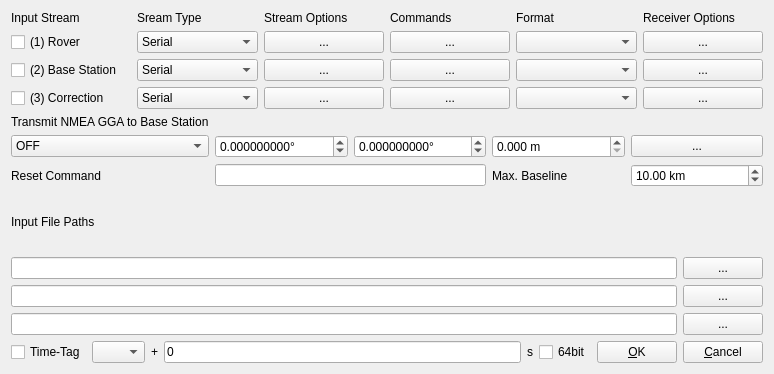
Qt form app/qtapp/rtknavi_qt/instrdlg.ui (lhuisman/myRTKLIB) before a commit.
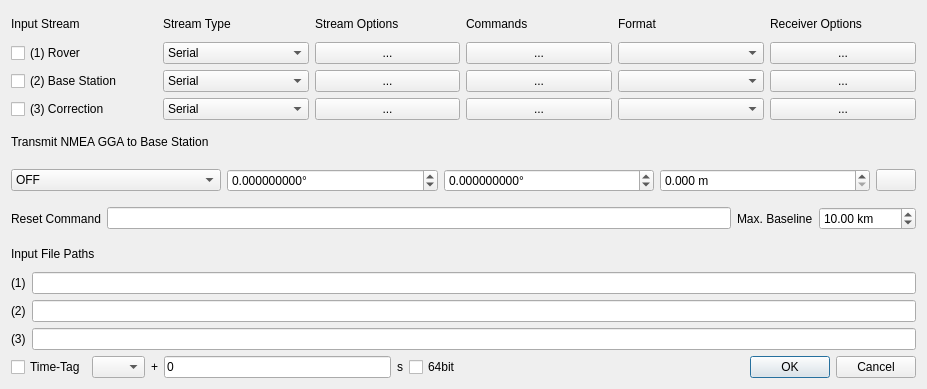
The same form after that commit. Icons and pictures are not drawn.

```diff
--- a/app/qtapp/rtknavi_qt/instrdlg.ui
+++ b/app/qtapp/rtknavi_qt/instrdlg.ui
@@ -6,8 +6,8 @@
    <rect>
     <x>0</x>
     <y>0</y>
-    <width>774</width>
-    <height>374</height>
+    <width>927</width>
+    <height>389</height>
    </rect>
   </property>
   <property name="windowTitle">
@@ -17,8 +17,8 @@
    <string/>
   </property>
   <layout class="QGridLayout" name="gridLayout">
-   <item row="13" column="0">
-    <widget class="QWidget" name="widget_3" native="true">
+   <item row="14" column="0">
+    <widget class="QWidget" name="panelTags" native="true">
      <layout class="QGridLayout" name="gridLayout_4">
       <property name="leftMargin">
        <number>0</number>
@@ -33,7 +33,7 @@
        <number>0</number>
       </property>
       <item row="0" column="1">
-       <widget class="QComboBox" name="cBTimeSpeedL">
+       <widget class="QComboBox" name="cBTimeSpeed">
         <property name="toolTip">
          <string>Select the replay speed (required time-tag file)</string>
         </property>
@@ -80,7 +80,7 @@
        </widget>
       </item>
       <item row="0" column="3">
-       <widget class="QLineEdit" name="lETimeStartE">
+       <widget class="QLineEdit" name="lETimeStart">
         <property name="toolTip">
          <string>Specify the start time for replay</string>
         </property>
@@ -91,16 +91,13 @@
       </item>
       <item row="0" column="2">
        <widget class="QLabel" name="lblF3">
-        <property name="toolTip">
-         <string/>
-        </property>
         <property name="text">
          <string>+</string>
         </property>
        </widget>
       </item>
       <item row="0" column="0">
-       <widget class="QCheckBox" name="cBTimeTagC">
+       <widget class="QCheckBox" name="cBTimeTag">
         <property name="toolTip">
          <string>Enable time-tag replay</string>
         </property>
@@ -129,81 +126,84 @@
      </layout>
     </widget>
    </item>
-   <item row="13" column="1">
-    <widget class="QPushButton" name="btnOk">
-     <property name="toolTip">
-      <string>Accept changes</string>
-     </property>
-     <property name="text">
-      <string>&amp;OK</string>
-     </property>
-     <property name="autoDefault">
-      <bool>true</bool>
-     </property>
-    </widget>
-   </item>
-   <item row="13" column="2">
-    <widget class="QPushButton" name="btnCancel">
-     <property name="toolTip">
-      <string>Cancel</string>
-     </property>
+   <item row="9" column="0" colspan="2">
+    <widget class="QWidget" name="PanelInputs" native="true">
+     <layout class="QGridLayout" name="gridLayout_6">
+      <property name="leftMargin">
+       <number>0</number>
+      </property>
+      <property name="topMargin">
+       <number>0</number>
+      </property>
+      <property name="rightMargin">
+       <number>0</number>
+      </property>
+      <property name="bottomMargin">
+       <number>0</number>
+      </property>
+      <item row="1" column="0">
+       <widget class="QLabel" name="label">
      <property name="text">
-      <string>&amp;Cancel</string>
+         <string>(1)</string>
      </property>
     </widget>
    </item>
-   <item row="11" column="2">
-    <widget class="QPushButton" name="btnFile3">
-     <property name="toolTip">
-      <string>Select correction data file</string>
-     </property>
-     <property name="text">
-      <string>...</string>
-     </property>
-    </widget>
-   </item>
-   <item row="11" column="0" colspan="2">
-    <widget class="QLineEdit" name="lEFilePath3">
-     <property name="toolTip">
-      <string>Specify file name for correction data</string>
-     </property>
-    </widget>
-   </item>
-   <item row="10" column="0" colspan="2">
+      <item row="2" column="1">
     <widget class="QLineEdit" name="lEFilePath2">
      <property name="toolTip">
       <string>Specify file name for base station data</string>
      </property>
     </widget>
    </item>
-   <item row="10" column="2">
-    <widget class="QPushButton" name="btnFile2">
+      <item row="3" column="1">
+       <widget class="QLineEdit" name="lEFilePath3">
      <property name="toolTip">
-      <string>Select base station data file</string>
-     </property>
+         <string>Specify file name for correction data</string>
+        </property>
+       </widget>
+      </item>
+      <item row="2" column="0">
+       <widget class="QLabel" name="label_2">
      <property name="text">
-      <string>...</string>
+         <string>(2)</string>
      </property>
     </widget>
    </item>
-   <item row="9" column="2">
-    <widget class="QPushButton" name="btnFile1">
+      <item row="3" column="0">
+       <widget class="QLabel" name="label_3">
+        <property name="text">
+         <string>(3)</string>
+        </property>
+       </widget>
+      </item>
+      <item row="0" column="0" colspan="2">
+       <widget class="QLabel" name="lblF1">
      <property name="toolTip">
-      <string>Select rover data file</string>
+         <string/>
      </property>
      <property name="text">
-      <string>...</string>
+         <string>Input File Paths</string>
      </property>
     </widget>
    </item>
-   <item row="9" column="0" colspan="2">
+      <item row="1" column="1">
     <widget class="QLineEdit" name="lEFilePath1">
      <property name="toolTip">
       <string>Specify file name for rover data</string>
      </property>
     </widget>
    </item>
-   <item row="1" column="0" colspan="3">
+     </layout>
+    </widget>
+   </item>
+   <item row="14" column="1">
+    <widget class="QDialogButtonBox" name="buttonBox">
+     <property name="standardButtons">
+      <set>QDialogButtonBox::Cancel|QDialogButtonBox::Ok</set>
+     </property>
+    </widget>
+   </item>
+   <item row="1" column="0" colspan="2">
     <widget class="QWidget" name="widget_2" native="true">
      <layout class="QGridLayout" name="gridLayout_3">
       <property name="leftMargin">
@@ -218,7 +218,29 @@
       <property name="bottomMargin">
        <number>0</number>
       </property>
-      <item row="1" column="3">
+      <item row="0" column="0">
+       <widget class="QLabel" name="lblNmea">
+        <property name="text">
+         <string>Transmit NMEA GGA to Base Station</string>
+        </property>
+       </widget>
+      </item>
+      <item row="1" column="0">
+       <widget class="QWidget" name="widget" native="true">
+        <layout class="QGridLayout" name="gridLayout_5">
+         <property name="leftMargin">
+          <number>0</number>
+         </property>
+         <property name="topMargin">
+          <number>0</number>
+         </property>
+         <property name="rightMargin">
+          <number>0</number>
+         </property>
+         <property name="bottomMargin">
+          <number>0</number>
+         </property>
+         <item row="0" column="3">
        <widget class="QDoubleSpinBox" name="sBNmeaPosition3">
         <property name="toolTip">
          <string>Height to send to base station</string>
@@ -234,29 +256,7 @@
         </property>
        </widget>
       </item>
-      <item row="1" column="0">
-       <widget class="QComboBox" name="cBNmeaReqL">
-        <property name="toolTip">
-         <string>Transmit the approximate position of the rover to the base station</string>
-        </property>
-        <item>
-         <property name="text">
-          <string>OFF</string>
-         </property>
-        </item>
-        <item>
-         <property name="text">
-          <string>Latitude/Longitude</string>
-         </property>
-        </item>
-        <item>
-         <property name="text">
-          <string>Single Solution</string>
-         </property>
-        </item>
-       </widget>
-      </item>
-      <item row="1" column="1">
+         <item row="0" column="1">
        <widget class="QDoubleSpinBox" name="sBNmeaPosition1">
         <property name="toolTip">
          <string>Latitude to send to base station</string>
@@ -275,7 +275,7 @@
         </property>
        </widget>
       </item>
-      <item row="1" column="2">
+         <item row="0" column="2">
        <widget class="QDoubleSpinBox" name="sBNmeaPosition2">
         <property name="toolTip">
          <string>Longitude to send to base station</string>
@@ -295,40 +295,84 @@
        </widget>
       </item>
       <item row="0" column="0">
-       <widget class="QLabel" name="lblNmea">
+          <widget class="QComboBox" name="cBNmeaRequestType">
         <property name="toolTip">
-         <string/>
-        </property>
+            <string>Transmit the approximate position of the rover to the base station</string>
+           </property>
+           <item>
         <property name="text">
-         <string>Transmit NMEA GGA to Base Station</string>
-        </property>
-       </widget>
-      </item>
-      <item row="2" column="0">
-       <widget class="QLabel" name="lblResetCmd">
+             <string>OFF</string>
+            </property>
+           </item>
+           <item>
         <property name="text">
-         <string>Reset Command</string>
-        </property>
-       </widget>
-      </item>
-      <item row="1" column="4">
+             <string>Latitude/Longitude</string>
+            </property>
+           </item>
+           <item>
+            <property name="text">
+             <string>Single Solution</string>
+            </property>
+           </item>
+          </widget>
+         </item>
+         <item row="0" column="4">
        <widget class="QPushButton" name="btnPosition">
+           <property name="sizePolicy">
+            <sizepolicy hsizetype="Fixed" vsizetype="Fixed">
+             <horstretch>0</horstretch>
+             <verstretch>0</verstretch>
+            </sizepolicy>
+           </property>
         <property name="toolTip">
          <string>Select rover position from station list</string>
         </property>
-        <property name="text">
-         <string>...</string>
+           <property name="icon">
+            <iconset resource="../icon/resources.qrc">
+             <normaloff>:/buttons/ori</normaloff>:/buttons/ori</iconset>
         </property>
        </widget>
       </item>
-      <item row="2" column="3">
+        </layout>
+       </widget>
+      </item>
+      <item row="3" column="0">
+       <widget class="QWidget" name="widget_3" native="true">
+        <layout class="QGridLayout" name="gridLayout_7">
+         <property name="leftMargin">
+          <number>0</number>
+         </property>
+         <property name="topMargin">
+          <number>0</number>
+         </property>
+         <property name="rightMargin">
+          <number>0</number>
+         </property>
+         <property name="bottomMargin">
+          <number>0</number>
+         </property>
+         <item row="0" column="2">
        <widget class="QLabel" name="lblMaxBaseLine">
         <property name="text">
          <string>Max. Baseline</string>
         </property>
        </widget>
       </item>
-      <item row="2" column="4">
+         <item row="0" column="0">
+          <widget class="QLabel" name="lblResetCmd">
+           <property name="text">
+            <string>Reset Command</string>
+           </property>
+          </widget>
+         </item>
+         <item row="0" column="1">
+          <widget class="QLineEdit" name="lEResetCmd">
+           <property name="toolTip">
+            <string>Reset command to send when max. baseline is reached</string>
+           </property>
+          </widget>
+         </item>
+         <item row="0" column="3">
        <widget class="QDoubleSpinBox" name="sBMaxBaseLine">
         <property name="toolTip">
          <string>Maximum baseline which will trigger the reset command to be executed</string>
@@ -344,18 +388,14 @@
         </property>
        </widget>
       </item>
-      <item row="2" column="1" colspan="2">
-       <widget class="QLineEdit" name="lEResetCmd">
-        <property name="toolTip">
-         <string>Reset command to send when max. baseline is reached</string>
-        </property>
+        </layout>
        </widget>
       </item>
      </layout>
     </widget>
    </item>
-   <item row="0" column="0" colspan="3">
-    <widget class="QWidget" name="widget" native="true">
+   <item row="0" column="0" colspan="2">
+    <widget class="QWidget" name="panelStream" native="true">
      <layout class="QGridLayout" name="gridLayout_2">
       <property name="leftMargin">
        <number>0</number>
@@ -369,13 +409,122 @@
       <property name="bottomMargin">
        <number>0</number>
       </property>
+      <item row="0" column="5">
+       <widget class="QLabel" name="Label1">
+        <property name="toolTip">
+         <string/>
+        </property>
+        <property name="text">
+         <string>Receiver Options</string>
+        </property>
+       </widget>
+      </item>
       <item row="0" column="1">
        <widget class="QLabel" name="Label5">
         <property name="toolTip">
          <string/>
         </property>
         <property name="text">
-         <string>Sream Type</string>
+         <string>Stream Type</string>
+        </property>
+       </widget>
+      </item>
+      <item row="2" column="2">
+       <widget class="QPushButton" name="btnStream2">
+        <property name="toolTip">
+         <string>Select options for the base station data stream</string>
+        </property>
+        <property name="text">
+         <string>...</string>
+        </property>
+       </widget>
+      </item>
+      <item row="3" column="1">
+       <widget class="QComboBox" name="cBStream3">
+        <property name="toolTip">
+         <string>Select input stream type for corrections</string>
+        </property>
+        <item>
+         <property name="text">
+          <string>Serial</string>
+         </property>
+        </item>
+        <item>
+         <property name="text">
+          <string>TCP Client</string>
+         </property>
+        </item>
+        <item>
+         <property name="text">
+          <string>TCP Server</string>
+         </property>
+        </item>
+        <item>
+         <property name="text">
+          <string>NTRIP Client</string>
+         </property>
+        </item>
+        <item>
+         <property name="text">
+          <string>File</string>
+         </property>
+        </item>
+        <item>
+         <property name="text">
+          <string>FTP</string>
+         </property>
+        </item>
+        <item>
+         <property name="text">
+          <string>HTTP</string>
+         </property>
+        </item>
+       </widget>
+      </item>
+      <item row="3" column="3">
+       <widget class="QPushButton" name="btnCmd3">
+        <property name="toolTip">
+         <string>Specify additional commands for the correction data stream</string>
+        </property>
+        <property name="text">
+         <string>...</string>
+        </property>
+       </widget>
+      </item>
+      <item row="1" column="3">
+       <widget class="QPushButton" name="btnCmd1">
+        <property name="toolTip">
+         <string>Specify additional commands for the rover</string>
+        </property>
+        <property name="text">
+         <string>...</string>
+        </property>
+       </widget>
+      </item>
+      <item row="0" column="4">
+       <widget class="QLabel" name="Label7">
+        <property name="toolTip">
+         <string/>
+        </property>
+        <property name="text">
+         <string>Format</string>
+        </property>
+       </widget>
+      </item>
+      <item row="3" column="5">
+       <widget class="QPushButton" name="btnReceiverOptions3">
+        <property name="toolTip">
+         <string>Define additional options for the receiver</string>
+        </property>
+        <property name="text">
+         <string>...</string>
+        </property>
+       </widget>
+      </item>
+      <item row="2" column="4">
+       <widget class="QComboBox" name="cBFormat2">
+        <property name="toolTip">
+         <string>Select base station data stream format</string>
         </property>
        </widget>
       </item>
@@ -389,7 +538,14 @@
         </property>
        </widget>
       </item>
-      <item row="3" column="3">
+      <item row="3" column="4">
+       <widget class="QComboBox" name="cBFormat3">
+        <property name="toolTip">
+         <string>Select correction data stream format</string>
+        </property>
+       </widget>
+      </item>
+      <item row="2" column="3">
        <widget class="QPushButton" name="btnCmd2">
         <property name="toolTip">
          <string>Specify additional commands for the base station</string>
@@ -399,34 +555,49 @@
         </property>
        </widget>
       </item>
-      <item row="3" column="4">
-       <widget class="QComboBox" name="cBFormat2">
+      <item row="1" column="1">
+       <widget class="QComboBox" name="cBStream1">
         <property name="toolTip">
-         <string>Select base station data stream format</string>
+         <string>Select input stream type for rover</string>
         </property>
-       </widget>
-      </item>
-      <item row="3" column="0">
-       <widget class="QCheckBox" name="cBStreamC2">
-        <property name="toolTip">
-         <string>Activate data input stream for the base station</string>
-        </property>
+        <item>
+         <property name="text">
+          <string>Serial</string>
+         </property>
+        </item>
+        <item>
+         <property name="text">
+          <string>TCP Client</string>
+         </property>
+        </item>
+        <item>
         <property name="text">
-         <string>(2) Base Station</string>
-        </property>
+          <string>TCP Server</string>
+         </property>
+        </item>
+        <item>
+         <property name="text">
+          <string>NTRIP Client</string>
+         </property>
+        </item>
+        <item>
+         <property name="text">
+          <string>File</string>
+         </property>
+        </item>
        </widget>
       </item>
-      <item row="4" column="0">
-       <widget class="QCheckBox" name="cBStreamC3">
+      <item row="0" column="0">
+       <widget class="QLabel" name="Label10">
         <property name="toolTip">
-         <string>Activate data input stream for additional corrections</string>
+         <string/>
         </property>
         <property name="text">
-         <string>(3) Correction</string>
+         <string>Input Stream</string>
         </property>
        </widget>
       </item>
-      <item row="2" column="0">
+      <item row="1" column="0">
        <widget class="QCheckBox" name="cBStreamC1">
         <property name="toolTip">
          <string>Activate data input stream for the rover</string>
@@ -436,14 +607,7 @@
         </property>
        </widget>
       </item>
-      <item row="4" column="4">
-       <widget class="QComboBox" name="cBFormat3">
-        <property name="toolTip">
-         <string>Select correction data stream format</string>
-        </property>
-       </widget>
-      </item>
-      <item row="2" column="2">
+      <item row="1" column="2">
        <widget class="QPushButton" name="btnStream1">
         <property name="toolTip">
          <string>Select options for the rover data stream</string>
@@ -453,167 +617,61 @@
         </property>
        </widget>
       </item>
-      <item row="4" column="3">
-       <widget class="QPushButton" name="btnCmd3">
+      <item row="3" column="0">
+       <widget class="QCheckBox" name="cBStreamC3">
         <property name="toolTip">
-         <string>Specify additional commands for the correction data stream</string>
+         <string>Activate data input stream for additional corrections</string>
         </property>
         <property name="text">
-         <string>...</string>
+         <string>(3) Correction</string>
         </property>
        </widget>
       </item>
-      <item row="2" column="3">
-       <widget class="QPushButton" name="btnCmd1">
+      <item row="2" column="0">
+       <widget class="QCheckBox" name="cBStreamC2">
         <property name="toolTip">
-         <string>Specify additional commands for the rover</string>
+         <string>Activate data input stream for the base station</string>
         </property>
         <property name="text">
-         <string>...</string>
+         <string>(2) Base Station</string>
         </property>
        </widget>
       </item>
-      <item row="2" column="1">
-       <widget class="QComboBox" name="cBStream1">
-        <property name="toolTip">
-         <string>Select input stream type for rover</string>
-        </property>
-        <item>
-         <property name="text">
-          <string>Serial</string>
-         </property>
-        </item>
-        <item>
-         <property name="text">
-          <string>TCP Client</string>
-         </property>
-        </item>
-        <item>
-         <property name="text">
-          <string>TCP Server</string>
-         </property>
-        </item>
-        <item>
-         <property name="text">
-          <string>NTRIP Client</string>
-         </property>
-        </item>
-        <item>
-         <property name="text">
-          <string>File</string>
-         </property>
-        </item>
-       </widget>
-      </item>
-      <item row="4" column="2">
-       <widget class="QPushButton" name="btnStream3">
-        <property name="toolTip">
-         <string>Select options for the correction data stream</string>
-        </property>
-        <property name="text">
-         <string>...</string>
-        </property>
-       </widget>
-      </item>
-      <item row="0" column="4">
-       <widget class="QLabel" name="Label7">
-        <property name="toolTip">
-         <string/>
-        </property>
-        <property name="text">
-         <string>Format</string>
-        </property>
-       </widget>
-      </item>
-      <item row="4" column="1">
-       <widget class="QComboBox" name="cBStream3">
-        <property name="toolTip">
-         <string>Select input stream type for corrections</string>
-        </property>
-        <item>
-         <property name="text">
-          <string>Serial</string>
-         </property>
-        </item>
-        <item>
-         <property name="text">
-          <string>TCP Client</string>
-         </property>
-        </item>
-        <item>
-         <property name="text">
-          <string>TCP Server</string>
-         </property>
-        </item>
-        <item>
-         <property name="text">
-          <string>NTRIP Client</string>
-         </property>
-        </item>
-        <item>
-         <property name="text">
-          <string>File</string>
-         </property>
-        </item>
-        <item>
-         <property name="text">
-          <string>FTP</string>
-         </property>
-        </item>
-        <item>
-         <property name="text">
-          <string>HTTP</string>
-         </property>
-        </item>
-       </widget>
-      </item>
-      <item row="2" column="4">
+      <item row="1" column="4">
        <widget class="QComboBox" name="cBFormat1">
         <property name="toolTip">
          <string>Select rover data stream format</string>
         </property>
        </widget>
       </item>
+      <item row="2" column="5">
+       <widget class="QPushButton" name="btnReceiverOptions2">
+        <property name="toolTip">
+         <string>Define additional options for the receiver</string>
+        </property>
+        <property name="text">
+         <string>...</string>
+        </property>
+       </widget>
+      </item>
       <item row="3" column="2">
-       <widget class="QPushButton" name="btnStream2">
+       <widget class="QPushButton" name="btnStream3">
         <property name="toolTip">
-         <string>Select options for the base station data stream</string>
+         <string>Select options for the correction data stream</string>
         </property>
         <property name="text">
          <string>...</string>
         </property>
        </widget>
       </item>
-      <item row="3" column="1">
-       <widget class="QComboBox" name="cBStream2">
+      <item row="1" column="5">
+       <widget class="QPushButton" name="btnReceiverOptions1">
         <property name="toolTip">
-         <string>Select input stream type for base station</string>
+         <string>Define additional options for the receiver</string>
         </property>
-        <item>
          <property name="text">
-          <string>Serial</string>
-         </property>
-        </item>
-        <item>
-         <property name="text">
-          <string>TCP Client</string>
-         </property>
-        </item>
-        <item>
-         <property name="text">
-          <string>TCP Server</string>
-         </property>
-        </item>
-        <item>
-         <property name="text">
-          <string>NTRIP Client</string>
-         </property>
-        </item>
-        <item>
-         <property name="text">
-          <string>File</string>
-         </property>
-        </item>
+         <string>...</string>
+        </property>
        </widget>
       </item>
       <item row="0" column="3">
@@ -626,69 +684,41 @@
         </property>
        </widget>
       </item>
-      <item row="0" column="0">
-       <widget class="QLabel" name="Label10">
+      <item row="2" column="1">
+       <widget class="QComboBox" name="cBStream2">
         <property name="toolTip">
-         <string/>
+         <string>Select input stream type for base station</string>
         </property>
+        <item>
         <property name="text">
-         <string>Input Stream</string>
-        </property>
-       </widget>
-      </item>
-      <item row="4" column="5">
-       <widget class="QPushButton" name="btnReceiverOptions3">
-        <property name="toolTip">
-         <string>Define additional options for the receiver</string>
-        </property>
+          <string>Serial</string>
+         </property>
+        </item>
+        <item>
         <property name="text">
-         <string>...</string>
-        </property>
-       </widget>
-      </item>
-      <item row="3" column="5">
-       <widget class="QPushButton" name="btnReceiverOptions2">
-        <property name="toolTip">
-         <string>Define additional options for the receiver</string>
-        </property>
+          <string>TCP Client</string>
+         </property>
+        </item>
+        <item>
         <property name="text">
-         <string>...</string>
-        </property>
-       </widget>
-      </item>
-      <item row="2" column="5">
-       <widget class="QPushButton" name="btnReceiverOptions1">
-        <property name="toolTip">
-         <string>Define additional options for the receiver</string>
-        </property>
+          <string>TCP Server</string>
+         </property>
+        </item>
+        <item>
         <property name="text">
-         <string>...</string>
-        </property>
-       </widget>
-      </item>
-      <item row="0" column="5">
-       <widget class="QLabel" name="Label1">
-        <property name="toolTip">
-         <string/>
-        </property>
+          <string>NTRIP Client</string>
+         </property>
+        </item>
+        <item>
         <property name="text">
-         <string>Receiver Options</string>
-        </property>
+          <string>File</string>
+         </property>
+        </item>
        </widget>
       </item>
      </layout>
     </widget>
    </item>
-   <item row="8" column="0" colspan="3">
-    <widget class="QLabel" name="lblF1">
-     <property name="toolTip">
-      <string/>
-     </property>
-     <property name="text">
-      <string>Input File Paths</string>
-     </property>
-    </widget>
-   </item>
   </layout>
  </widget>
  <resources/>
```
Left out of the diff: 4 changed lines with no effect on the pictures. Lines whose indentation alone changed are shown as unchanged.
